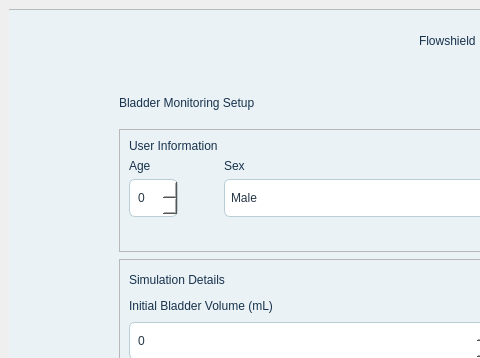
The window that gui/flowshield.ui (Bfall2005/Flowshield) describes before a commit, drawn with Qt 5; both pictures show x 0 to 480 and y 0 to 358 of the 1035 by 600 pixel window.
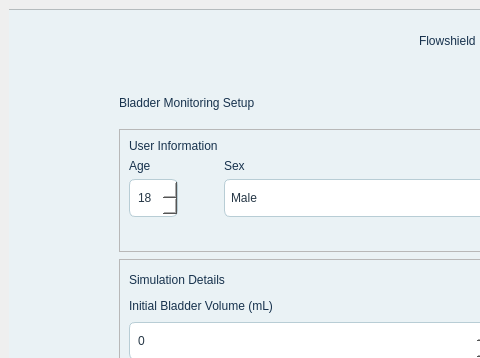
The same window after the commit. The open tabs and pages were chosen to show the change.

Patch:
```diff
--- a/gui/flowshield.ui
+++ b/gui/flowshield.ui
@@ -185,7 +185,11 @@
            </widget>
           </item>
           <item row="2" column="0">
-           <widget class="QSpinBox" name="spinAge"/>
+           <widget class="QSpinBox" name="spinAge">
+            <property name="minimum">
+             <number>18</number>
+            </property>
+           </widget>
           </item>
           <item row="2" column="1">
            <widget class="QComboBox" name="comboSex">
```
Left out of the diff: 4 changed lines with no effect on the pictures.
